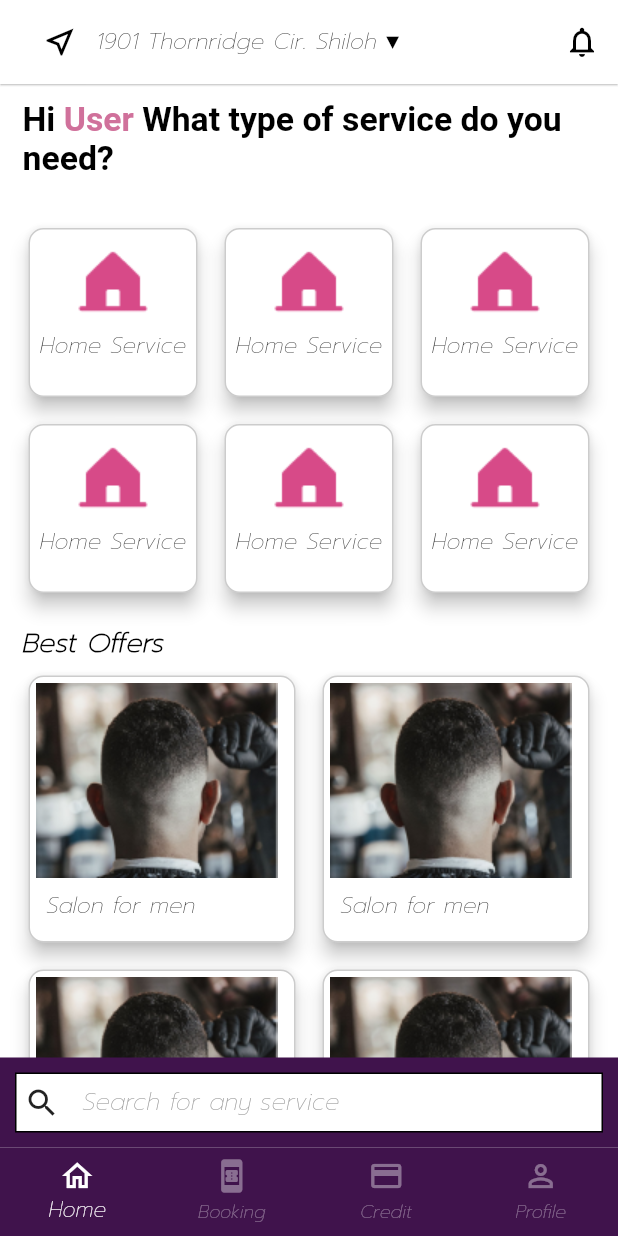
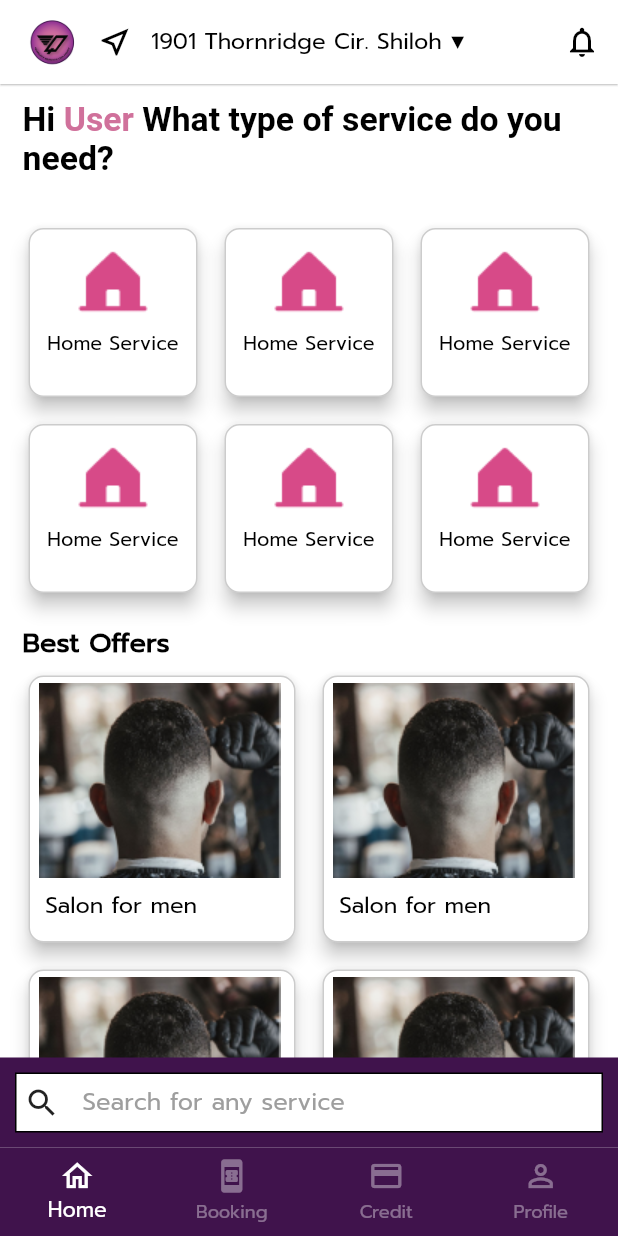
Before and after one commit to animeshrick/quality_service_delivery, a Flutter app: the screen it shows after launch, after a tap on "Skip", on a phone screen of 412 x 824 dp. Run offline on Flutter 3.47's test engine with Material 2 defaults, Android fonts, the light colour scheme and no system bars; our stand-ins replace flutter_rating_bar, flutter_screenutil, flutter_svg, fluttertoast, get, percent_indicator and 4 more; network calls fail.

Commit message:
12.08.21

```diff
--- a/lib/main.dart
+++ b/lib/main.dart
@@ -17,7 +17,7 @@ class MyApp extends StatelessWidget {
         designSize: Size(360, 690),
         builder: () => GetMaterialApp(
               debugShowCheckedModeBanner: false,
-              theme: ThemeData(fontFamily: 'prompt-italic'),
+              theme: ThemeData(fontFamily: 'prompt-regular'),
               home: SplashScreen(),
             ));
   }
--- a/lib/view/auth/introduction.dart
+++ b/lib/view/auth/introduction.dart
@@ -1,3 +1,4 @@
+import 'package:flutter/cupertino.dart';
 import 'package:flutter/material.dart';
 import 'package:get/get.dart';
 import 'package:quality_service_delivery/constant/const.dart';
@@ -38,27 +39,44 @@ class _IntroductionState extends State<Introduction> {
             Container(
               color: Colors.pink[50]!.withOpacity(0.3),
               child: Column(
+                crossAxisAlignment: CrossAxisAlignment.center,
                 children: [
                   SizedBox(
                     height: 0.06.sh,
                   ),
-                  Align(
-                      alignment: Alignment.topRight,
-                      child: Padding(
+                  Row(
+                    mainAxisAlignment: MainAxisAlignment.spaceBetween,
+                    children: [
+                      Image.asset(
+                        logo,
+                        height: 60,
+                      ),
+                      Padding(
                         padding: const EdgeInsets.all(15.0),
                         child: customInkWellText(() {
                           Get.to(() => Dashboard());
                         }, 'Skip', black, 15, fontWeight: FontWeight.w300),
-                      )),
+                      ),
+                    ],
+                  ),
+                  SizedBox(
+                    child: Image.asset(
+                      intro,
+                      height: MediaQuery.of(context).size.height * 0.5,
+                      width: MediaQuery.of(context).size.width * 0.9,
+                      fit: BoxFit.contain,
+                    ),
+                  ),
                   Padding(
-                    padding: const EdgeInsets.fromLTRB(15, 0, 15, 15),
-                    child: customText(
-                        'Every service at your finger tips', textColor, 40),
+                      padding: const EdgeInsets.fromLTRB(15, 0, 15, 0),
+                    child: customText('Every service at your finger tips', textColor, 35,
+                        fontWeight: FontWeight.bold),
                   ),
                   SizedBox(
                     height: 10,
                   ),
-                  Padding(
+                  Center(
+                    child: Padding(
                       padding: const EdgeInsets.fromLTRB(15, 0, 15, 0),
                       child: Row(
                         children: [
@@ -68,20 +86,14 @@ class _IntroductionState extends State<Introduction> {
                         ],
                       ),
                     ),
+                  ),
                   SizedBox(
-                    // height: MediaQuery.of(context).size.height * 0.5,
-                    // width: MediaQuery.of(context).size.width * 0.9,
-                    child: Image.asset(
-                      intro,
-                      height: MediaQuery.of(context).size.height * 0.5,
-                      width: MediaQuery.of(context).size.width * 0.9,
-                      fit: BoxFit.contain,
-                    ),
+                    height: 0.05.sh,
                   ),
                 ],
               ),
             ),
-            SizedBox(height: 30),
+            SizedBox(height: 15),
             Padding(
               padding: const EdgeInsets.fromLTRB(15, 0, 15, 15),
               child: SizedBox(
--- a/lib/view/pages/dashboard.dart
+++ b/lib/view/pages/dashboard.dart
@@ -33,6 +33,10 @@ class _DashboardState extends State<Dashboard> {
         leadingWidth: 0,
         title: Row(
           children: [
+            Image.asset(
+              logo,
+              height: 40,
+            ),
             IconButton(
               onPressed: () {},
               icon: Icon(Icons.near_me_outlined),
--- a/lib/view/pages/tabs/home.dart
+++ b/lib/view/pages/tabs/home.dart
@@ -56,7 +56,7 @@ class _HomeState extends State<Home> {
                           elevation: 5,
                           shadowColor: black,
                           child: Padding(
-                            padding: const EdgeInsets.fromLTRB(0, 10, 0, 0),
+                            padding: const EdgeInsets.fromLTRB(5, 10, 5, 0),
                             child: Column(
                               crossAxisAlignment: CrossAxisAlignment.center,
                               children: [
@@ -71,7 +71,7 @@ class _HomeState extends State<Home> {
                                 ),
                                 Flexible(
                                     child:
-                                        customText('Home Service', black, 15))
+                                        customText('Home Service', black, 13))
                               ],
                             ),
                           )),
@@ -112,7 +112,7 @@ class _HomeState extends State<Home> {
                             crossAxisAlignment: CrossAxisAlignment.start,
                             children: [
                               Padding(
-                                padding: const EdgeInsets.fromLTRB(5, 5, 5, 0),
+                                padding: const EdgeInsets.fromLTRB(7, 5, 5, 0),
                                 child: Image.asset(
                                   offers,
                                 ),
--- a/pubspec.yaml
+++ b/pubspec.yaml
@@ -83,9 +83,9 @@ flutter:
   # list giving the asset and other descriptors for the font. For
   # example:
   fonts:
-    - family: prompt-italic
+    - family: prompt-regular
       fonts:
-        - asset: assets/Prompt-ThinItalic.ttf
+        - asset: assets/Prompt-Regular.ttf
        # - asset: fonts/Schyler-Italic.ttf
           style: italic
   #   - family: Trajan Pro
```
Also changed, not shown: assets/Prompt-Regular.ttf (added), assets/Prompt-ThinItalic.ttf (deleted), assets/intro.png. Lines whose indentation alone changed are shown as unchanged.
